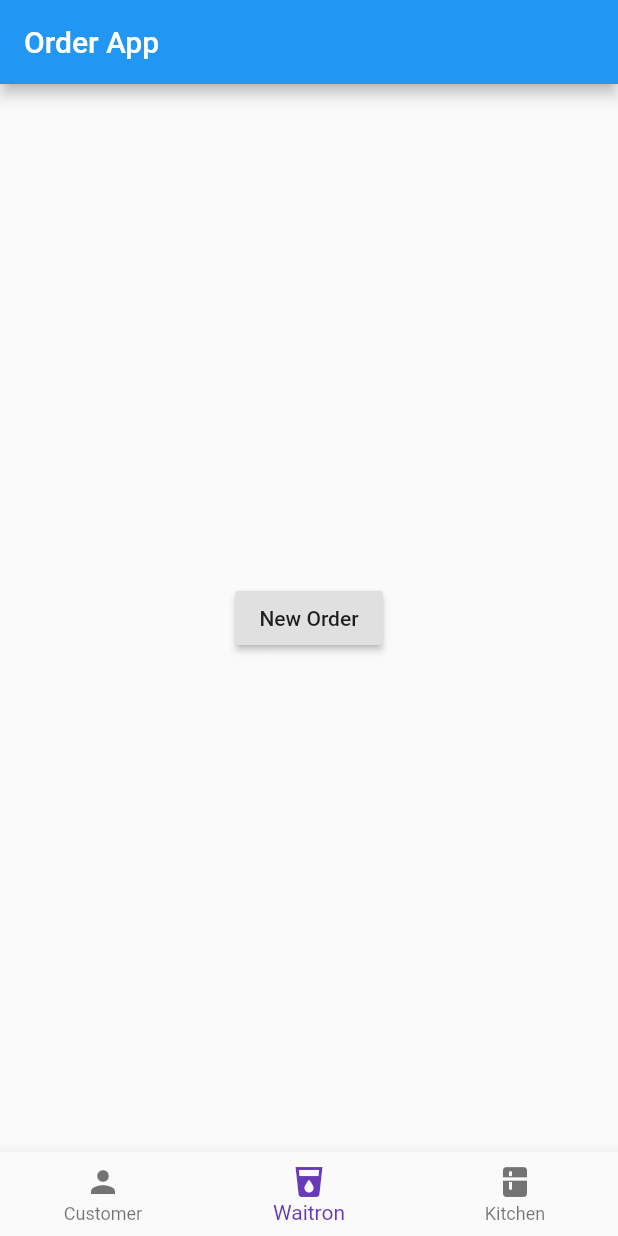
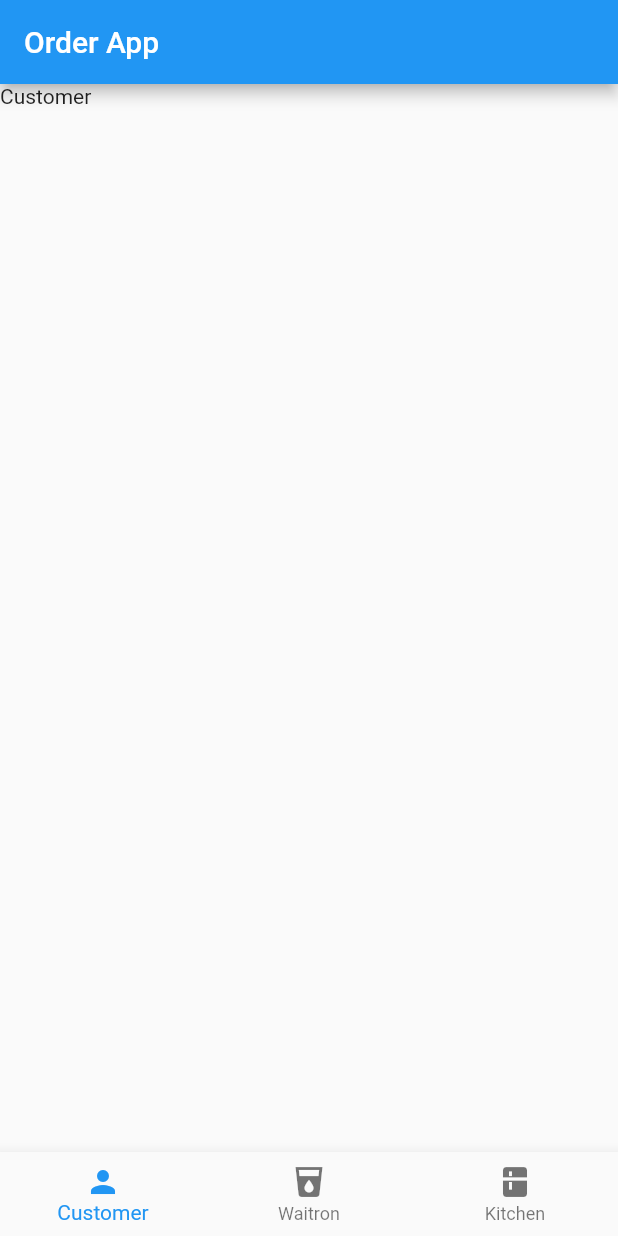
Before and after one commit to Matthew-Troost/think_ninja_tech_test, a Flutter app: the screen it shows after launch, on a phone screen of 412 x 824 dp. Run offline on Flutter 3.47's test engine with Material 2 defaults, Android fonts, the phone set to English and light mode, and no system bars.

Commit message:
Added navigation amoungst screens

```diff
--- a/lib/main.dart
+++ b/lib/main.dart
@@ -1,5 +1,5 @@
 import 'package:flutter/material.dart';
-import 'package:think_ninja_tech_test/utils/widgets.dart';
+import 'package:think_ninja_tech_test/screens/home.dart';
 
 void main() => runApp(MyApp());
 
@@ -9,7 +9,7 @@ class MyApp extends StatelessWidget {
     return MaterialApp(
       title: 'Startup Name Generator',
       debugShowCheckedModeBanner: false,
-      home: Layout(),
+      home: Home(),
     );
   }
 }
--- a/lib/screens/customer.dart
+++ b/lib/screens/customer.dart
@@ -0,0 +1,9 @@
+import 'package:flutter/material.dart';
+
+class Customer extends StatelessWidget {
+
+  @override
+  Widget build(BuildContext context) {
+    return Text("Customer");
+  }
+}
--- /dev/null
+++ b/lib/screens/home.dart
@@ -0,0 +1,59 @@
+import 'package:flutter/material.dart';
+import 'package:think_ninja_tech_test/screens/customer.dart';
+import 'package:think_ninja_tech_test/screens/kitchen.dart';
+import 'package:think_ninja_tech_test/screens/waitron/orders.dart';
+import 'package:think_ninja_tech_test/screens/waitron/order.dart';
+
+class Home extends StatefulWidget {
+  @override
+  State<StatefulWidget> createState() {
+    return _HomeState();
+  }
+}
+
+class _HomeState extends State<Home> {
+  int _currentIndex = 0;
+
+  widgetList() {
+    return [
+      Customer(),
+      Orders(navFunction: updateWidgetInView),
+      Kitchen(),
+      Order(navFunction: updateWidgetInView)
+    ];
+  }
+
+  @override
+  Widget build(BuildContext context) {
+    return Scaffold(
+      appBar: AppBar(
+        title: Text('Order App'),
+      ),
+      body: widgetList()[_currentIndex], // new
+      bottomNavigationBar: BottomNavigationBar(
+        onTap: updateWidgetInView, // new
+        currentIndex: _currentIndex > 2 ? 1 : _currentIndex, // new
+        items: [
+          new BottomNavigationBarItem(
+            icon: Icon(Icons.person),
+            title: Text('Customer'),
+          ),
+          new BottomNavigationBarItem(
+            icon: Icon(Icons.local_drink),
+            title: Text('Waitron'),
+          ),
+          new BottomNavigationBarItem(
+            icon: Icon(Icons.kitchen),
+            title: Text('Kitchen'),
+          )
+        ],
+      ),
+    );
+  }
+
+  updateWidgetInView(int index) {
+    setState(() {
+      _currentIndex = index;
+    });
+  }
+}
```
Also changed, not shown: lib/screens/kitchen.dart (+9 -0 lines), lib/screens/waitron/order.dart (+13 -2 lines), lib/screens/waitron/orders.dart (+12 -7 lines).
